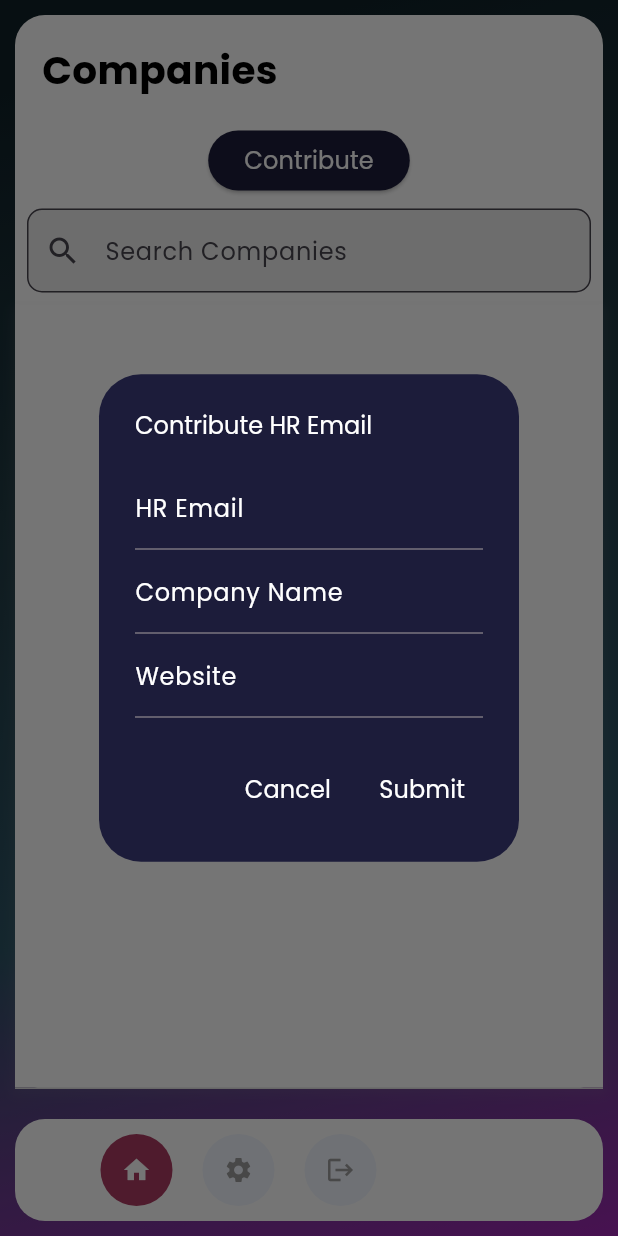
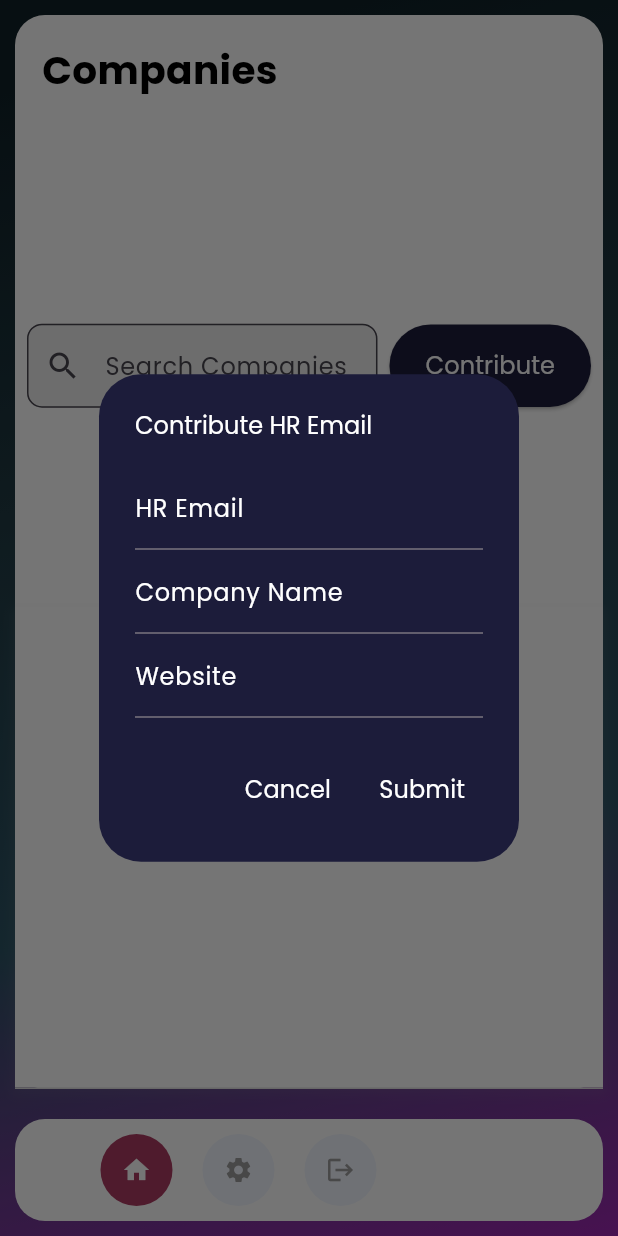
Before and after one commit to muzammildafedar/udayah, a Flutter app: the Dashboard screen opened by its route, after a tap on "Contribute", on a phone screen of 412 x 824 dp. Run offline on Flutter 3.47's test engine with Material 3 defaults, Android fonts, the phone set to English and light mode, and no system bars; our stand-ins replace cloud_firestore, file_picker, firebase_auth, firebase_core, firebase_storage, flutter_profile_picture and 3 more; missing offline and left inert: dart:html, encrypt, html_editor_enhanced; accounts and stored records are empty; generated files the repository leaves out were written again; network calls fail.

Commit message:
fix: fix misalignment contibute buttton in companies list dart file of dashboard screen

```diff
--- a/lib/data/constants.dart
+++ b/lib/data/constants.dart
@@ -1 +1 @@
-const String baseUrl = "http://localhost:3000/api";
+const String baseUrl = "http://localhost:58359/api";
--- a/lib/widgets/companies_list.dart
+++ b/lib/widgets/companies_list.dart
@@ -1,3 +1,4 @@
+import 'package:flutter/cupertino.dart';
 import 'package:flutter/material.dart';
 import 'package:flutter/services.dart';
 import 'package:flutter/widgets.dart';
@@ -84,33 +85,20 @@ class _CompaniesListState extends State<CompaniesList> {
           Expanded(
             child: Column(
               children: [
-                ElevatedButton(
-                  style: ElevatedButton.styleFrom(
-                    backgroundColor: Styles.brandBackgroundColor
-                  ),
-                  onPressed: () {
-                    // Replace "user@example.com" with actual email from Firebase Auth
-                    showDialog(
-                      context: context,
-                      builder: (BuildContext context) {
-                        return ContributeDialog(addedBy: "user@example.com");
-                      },
-                    );
-                  },
-                  child: Text(
-                    'Contribute',
-                    style: AppTextStyles.regular,
-                  ),
-                ),
+                Expanded(
+                  child: Row(
+                    children: [
                       // Search Bar
                       data.selectedEmail.isEmpty
-                    ? Padding(
+                          ? Expanded(
+                              child: Padding(
                                 padding: const EdgeInsets.all(8.0),
                                 child: TextField(
                                   style: AppTextStyles.regularBlack,
+                                  maxLines: 1,
                                   controller: _searchController,
                                   decoration: InputDecoration(
-                            prefixIcon: Icon(Icons.search),
+                                    prefixIcon: const Icon(Icons.search),
                                     hintText: "Search Companies",
                                     border: OutlineInputBorder(
                                       borderRadius: BorderRadius.circular(10.0),
@@ -119,8 +107,36 @@ class _CompaniesListState extends State<CompaniesList> {
                                     fillColor: Colors.grey[200],
                                   ),
                                 ),
+                              ),
                             )
                           : Container(),
+                      SizedBox(
+                        height: 55,
+                        child: Padding(
+                          padding: const EdgeInsets.only(right: 8.0),
+                          child: ElevatedButton(
+                            style: ElevatedButton.styleFrom(
+                                backgroundColor: Styles.brandBackgroundColor),
+                            onPressed: () {
+                              // Replace "user@example.com" with actual email from Firebase Auth
+                              showDialog(
+                                context: context,
+                                builder: (BuildContext context) {
+                                  return const ContributeDialog(
+                                      addedBy: "user@example.com");
+                                },
+                              );
+                            },
+                            child: const Text(
+                              'Contribute',
+                              style: AppTextStyles.regular,
+                            ),
+                          ),
+                        ),
+                      ),
+                    ],
+                  ),
+                ),
                 Responsive.isMobile(context)
                     ? Expanded(
                         child: Column(
@@ -145,7 +161,6 @@ class _CompaniesListState extends State<CompaniesList> {
                                         itemCount: data.emails.length,
                                         itemBuilder: (context, index) {
                                           final email = data.emails[index];
-
                                           return Card(
                                             margin: EdgeInsets.symmetric(
                                               horizontal: 16.0,
```
Also changed, not shown: 4 other files. Lines whose indentation alone changed are shown as unchanged.
